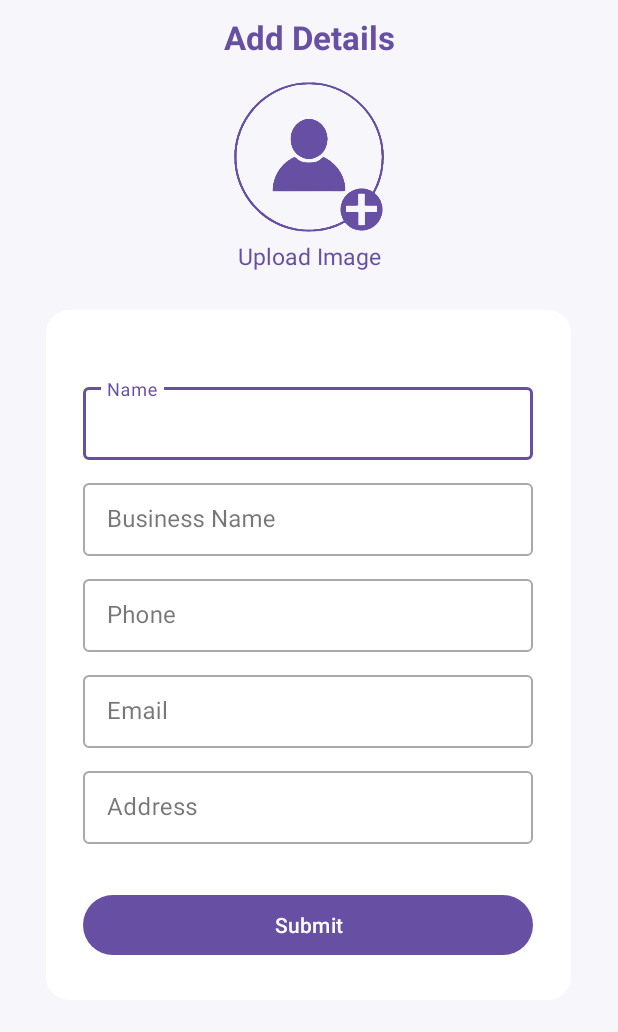
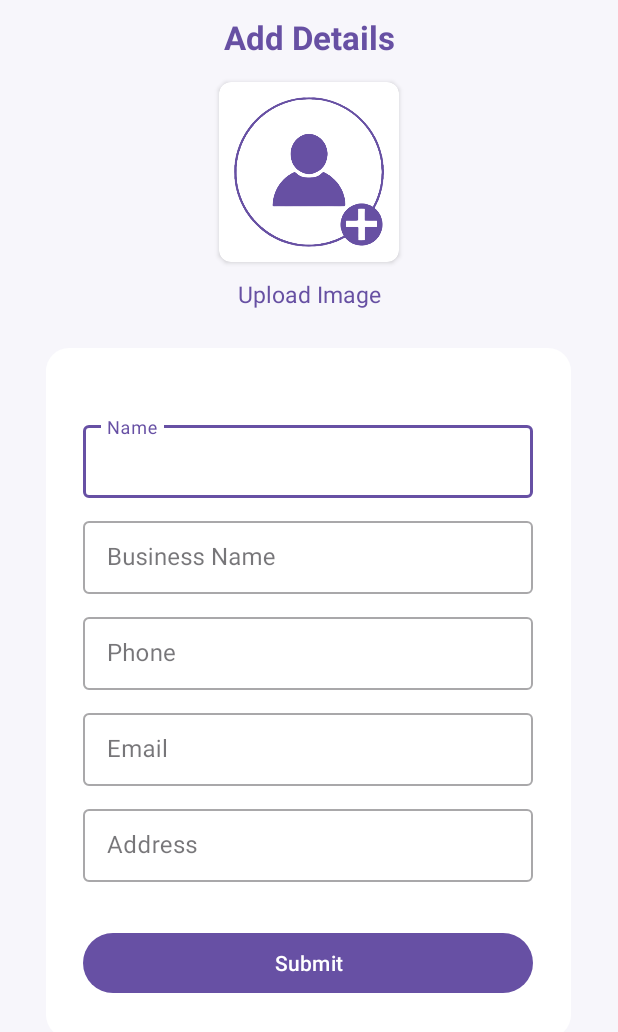
Before and after one commit to theAkHilsarkar18/Visiting_Card_App, an Android app: the screen it shows after launch (HomeScreen), on a phone screen of 412 x 824 dp. Shown: the top 1032 px of the screen. Run offline under Robolectric (Android 15) with nearby library versions, the phone set to English and light mode, and no system bars; 5 statements that could not run were skipped.

Commit message:
06-01-2023

```diff
--- a/app/src/main/AndroidManifest.xml
+++ b/app/src/main/AndroidManifest.xml
@@ -2,6 +2,8 @@
 <manifest xmlns:android="http://schemas.android.com/apk/res/android"
     xmlns:tools="http://schemas.android.com/tools">
 
+    <uses-permission android:name="android.permission.READ_EXTERNAL_STORAGE"
+        android:maxSdkVersion="32" />
     <application
         android:allowBackup="true"
         android:dataExtractionRules="@xml/data_extraction_rules"
--- a/app/src/main/res/layout/activity_home_screen.xml
+++ b/app/src/main/res/layout/activity_home_screen.xml
@@ -19,13 +19,27 @@
        android:layout_marginTop="10dp"
        android:layout_marginBottom="10dp"/>
 
+   <androidx.cardview.widget.CardView
+       android:layout_width="wrap_content"
+       android:layout_height="wrap_content"
+       android:layout_gravity="center"
+       app:cardCornerRadius="8dp"
+       android:layout_margin="5dp"
+       android:elevation="10dp">
    <ImageView
+       android:id="@+id/uploadImageButton"
        android:backgroundTint="@color/primary"
        android:layout_gravity="center"
        android:layout_width="100dp"
        android:layout_height="100dp"
-       android:layout_marginTop="5dp"
+       android:layout_marginTop="10dp"
+       android:layout_marginBottom="10dp"
+       android:layout_marginLeft="10dp"
+       android:layout_marginRight="10dp"
+       android:scaleType="centerCrop"
        android:background="@drawable/pro_up"/>
+
+   </androidx.cardview.widget.CardView>
 
    <TextView
        android:layout_width="match_parent"
@@ -60,6 +74,7 @@
              android:layout_height="wrap_content"
              android:gravity="center"
              android:hint="@string/name"
+             android:id="@+id/name"
              >
 
             <com.google.android.material.textfield.TextInputEditText
@@ -76,6 +91,8 @@
              android:layout_height="wrap_content"
              android:gravity="center"
              android:hint="@string/business_name"
+             android:id="@+id/business_name"
+
              >
 
             <com.google.android.material.textfield.TextInputEditText
@@ -92,9 +109,10 @@
              android:layout_height="wrap_content"
              android:gravity="center"
              android:hint="@string/phone"
-             >
+             android:id="@+id/phone">
 
             <com.google.android.material.textfield.TextInputEditText
+                android:inputType="phone"
                 android:layout_width="match_parent"
                 android:layout_height="wrap_content" />
 
@@ -108,9 +126,11 @@
              android:layout_height="wrap_content"
              android:gravity="center"
              android:hint="@string/email"
+             android:id="@+id/email"
              >
 
             <com.google.android.material.textfield.TextInputEditText
+                android:inputType="textEmailAddress"
                 android:layout_width="match_parent"
                 android:layout_height="wrap_content" />
 
@@ -125,6 +145,7 @@
              android:layout_height="wrap_content"
              android:gravity="center"
              android:hint="@string/address"
+             android:id="@+id/address"
              >
 
             <com.google.android.material.textfield.TextInputEditText
```
Also changed, not shown: app/src/main/java/com/example/visitingcardapp/CardScreen.java (+34 -0 lines), app/src/main/java/com/example/visitingcardapp/HomeScreen.java (+66 -0 lines), app/src/main/res/layout/activity_card_screen.xml (+11 -0 lines), 1 other file.
